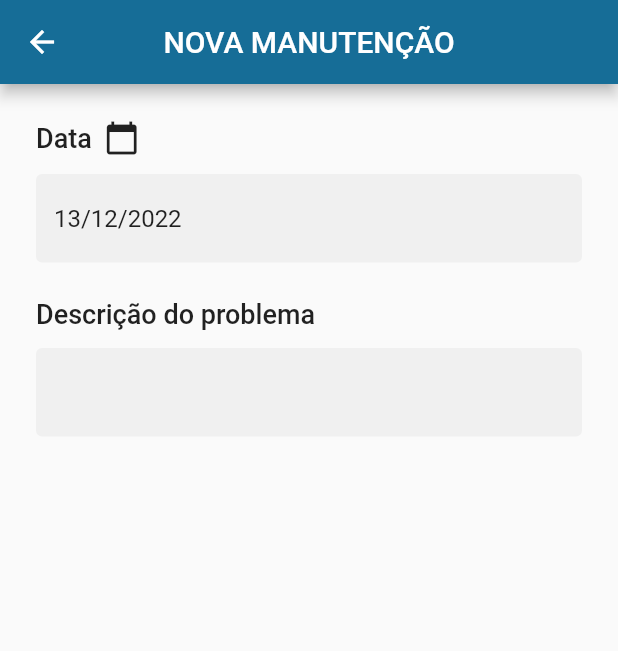
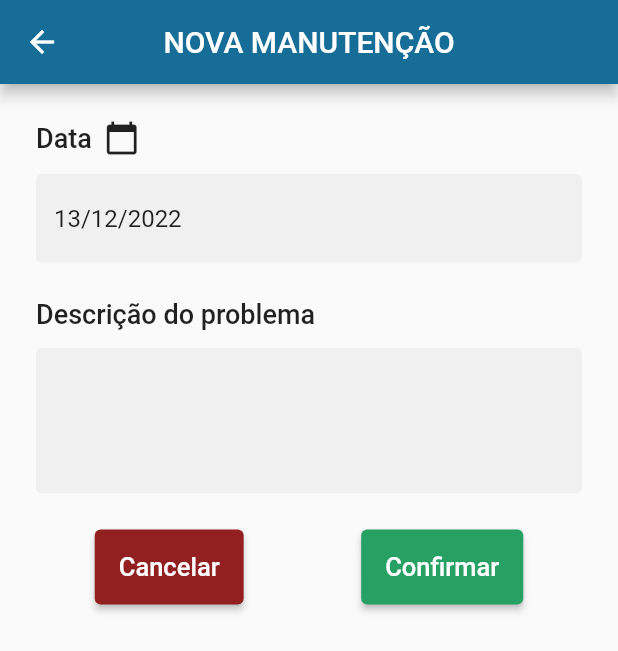
Before and after one commit to matheusmota3242/tirol_office_mobile_app, a Flutter app: the MaintenanceScreen screen opened directly with empty values, after a tap on the "add" icon, on a phone screen of 412 x 824 dp. Shown: the top 651 px of the screen. Run offline on Flutter 3.47's test engine with Material 2 defaults, Android fonts, the phone set to English and light mode, and no system bars; our stand-ins replace cloud_firestore, email_validator, firebase_auth, firebase_core, string_validator; accounts and stored records are empty.

Commit message:
criando pagina de provedores de serviço e validando o trim() dos campos dos forms

```diff
--- a/lib/view/screen/auth/login_screen.dart
+++ b/lib/view/screen/auth/login_screen.dart
@@ -59,7 +59,7 @@ class LoginScreenState extends State<LoginScreen> {
           _horizontalPadding, verticalPadding),
       child: TextFormField(
         onChanged: (value) => _email = value.trim(),
-        validator: (value) => _validationUtils.validateEmail(value),
+        validator: (value) => _validationUtils.validateEmail(value!.trim()),
         keyboardType: TextInputType.emailAddress,
         decoration: InputDecoration(
           prefixIcon: const Icon(Icons.email),
@@ -88,7 +88,8 @@ class LoginScreenState extends State<LoginScreen> {
           TextFormField(
             obscureText: true,
             onChanged: (value) => _password = value.trim(),
-            validator: (value) => _validationUtils.validatePassword(value),
+            validator: (value) =>
+                _validationUtils.validatePassword(value!.trim()),
             decoration: InputDecoration(
               prefixIcon: const Icon(Icons.lock),
               filled: true,
--- a/lib/view/screen/department/department_form_screen.dart
+++ b/lib/view/screen/department/department_form_screen.dart
@@ -42,8 +42,8 @@ class DepartmentFormScreenState extends State<DepartmentFormScreen> {
       } catch (e) {
         SnackBars.showSnackBar(context, "Erro ao salvar departamento.");
       }
+      navigator.pop();
     }
-    navigator.pop();
   }
 
   @override
--- a/lib/view/screen/equipment/equipment_form_screen.dart
+++ b/lib/view/screen/equipment/equipment_form_screen.dart
@@ -39,8 +39,8 @@ class EquipmentFormScreenState extends State<EquipmentFormScreen> {
       } catch (e) {
         SnackBars.showSnackBar(context, "Erro ao salvar equipamento.");
       }
+      navigator.pop();
     }
-    navigator.pop();
   }
 
   @override
@@ -82,7 +82,7 @@ class EquipmentFormScreenState extends State<EquipmentFormScreen> {
                       ),
                     ),
                     validator: (value) =>
-                        value!.isEmpty ? "Campo obrigatório" : null,
+                        value!.trim().isEmpty ? "Campo obrigatório" : null,
                     controller: observationsController,
                   ),
                   const SizedBox(height: 24.0),
--- a/lib/view/screen/maintenance/maintenance_form_screen.dart
+++ b/lib/view/screen/maintenance/maintenance_form_screen.dart
@@ -3,6 +3,9 @@ import 'package:intl/intl.dart';
 import 'package:tirol_office_mobile_app/view/widget/fields.dart';
 
 import '../../../model/maintenance.dart';
+import '../../../service/maintenance_service.dart';
+import '../../widget/buttons.dart';
+import '../../widget/snackbars.dart';
 
 class MaintenanceFormScreen extends StatefulWidget {
   const MaintenanceFormScreen({Key? key, required this.maintenance})
@@ -15,11 +18,33 @@ class MaintenanceFormScreen extends StatefulWidget {
 
 class MaintenanceFormScreenState extends State<MaintenanceFormScreen> {
   final _formKey = GlobalKey<FormState>();
+  final _service = MaintenanceService();
+
   var dateController = TextEditingController();
   var problemDescriptionController = TextEditingController();
 
   String getTitle() =>
       widget.maintenance.id.isEmpty ? 'NOVA MANUTENÇÃO' : 'EDITAR MANUTENÇÃO';
+
+  Future _submit() async {
+    var navigator = Navigator.of(context);
+    if (_formKey.currentState!.validate()) {
+      try {
+        widget.maintenance.dateTime = DateTime.parse(
+            '${dateController.text.substring(6, 10)}-${dateController.text.substring(3, 5)}-${dateController.text.substring(0, 2)}');
+        widget.maintenance.problemDescription =
+            problemDescriptionController.text;
+        await _service.save(widget.maintenance);
+
+        if (!mounted) return;
+        SnackBars.showSnackBar(context, "Departamento salvo com sucesso.");
+      } catch (e) {
+        SnackBars.showSnackBar(context, "Erro ao salvar departamento.");
+        print(e);
+      }
+      navigator.pop();
+    }
+  }
 
   @override
   void initState() {
@@ -86,8 +111,16 @@ class MaintenanceFormScreenState extends State<MaintenanceFormScreen> {
                       const SizedBox(height: 24.0),
                     ],
                   ),
-                  Fields.getTextFormField(
-                      problemDescriptionController, 'Descrição do problema')
+                  Fields.getTextFormWithMultipleLinesField(
+                      problemDescriptionController, 'Descrição do problema', 3),
+                  Row(
+                    mainAxisAlignment: MainAxisAlignment.spaceAround,
+                    children: [
+                      Buttons.cancelButton(
+                          popCallback: () => Navigator.of(context).pop),
+                      Buttons.submitButton(submitCallback: _submit)
+                    ],
+                  )
                 ],
               ))),
     );
--- a/lib/view/screen/maintenance/maintenance_screen.dart
+++ b/lib/view/screen/maintenance/maintenance_screen.dart
@@ -77,6 +77,8 @@ class MaintenanceScreen extends StatelessWidget {
                     } else {
                       return UtilsWidget.noData;
                     }
+                  case ConnectionState.waiting:
+                    return UtilsWidget.loading;
                   default:
                     return UtilsWidget.unexpectedBehavior;
                 }
--- a/lib/view/screen/service_unit/service_unit_form.dart
+++ b/lib/view/screen/service_unit/service_unit_form.dart
@@ -62,9 +62,6 @@ class _ServiceUnitFormScreenState extends State<ServiceUnitFormScreen> {
           print(e);
         }
         navigator.pop();
-        // await navigator.pushAndRemoveUntil(
-        //     MaterialPageRoute(builder: (context) => const ServiceUnitScreen()),
-        //     (route) => false);
       }
     }
 
--- a/lib/view/widget/fields.dart
+++ b/lib/view/widget/fields.dart
@@ -17,7 +17,34 @@ class Fields {
               borderSide: BorderSide.none,
             ),
           ),
-          validator: (value) => value!.isEmpty ? "Campo obrigatório" : null,
+          validator: (value) =>
+              value!.trim().isEmpty ? "Campo obrigatório" : null,
+          controller: controller,
+        ),
+        const SizedBox(height: 24.0),
+      ],
+    );
+  }
+
+  static Widget getTextFormWithMultipleLinesField(
+      TextEditingController controller, String fieldName, int numberOfLines) {
+    return Column(
+      crossAxisAlignment: CrossAxisAlignment.start,
+      children: [
+        Text(fieldName,
+            style: const TextStyle(fontWeight: FontWeight.w500, fontSize: 18)),
+        const SizedBox(height: 12.0),
+        TextFormField(
+          maxLines: numberOfLines,
+          decoration: const InputDecoration(
+            filled: true,
+            counterStyle: TextStyle(color: Colors.red),
+            border: OutlineInputBorder(
+              borderSide: BorderSide.none,
+            ),
+          ),
+          validator: (value) =>
+              value!.trim().isEmpty ? "Campo obrigatório" : null,
           controller: controller,
         ),
         const SizedBox(height: 24.0),
@@ -35,7 +62,8 @@ class Fields {
         const SizedBox(height: 12.0),
         TextFormField(
           controller: controller,
-          validator: (value) => value!.isEmpty ? "Campo obrigatório" : null,
+          validator: (value) =>
+              value!.trim().isEmpty ? "Campo obrigatório" : null,
           keyboardType: TextInputType.number,
           decoration: const InputDecoration(
             filled: true,
```
Also changed, not shown: lib/model/service_provider.dart (+7 -0 lines), lib/service/service_provider_service.dart (added, +23 -0 lines), lib/view/screen/service_provider.dart/service_provider_screen.dart (added, +27 -0 lines), lib/view/widget/drawer.dart (+5 -3 lines).
